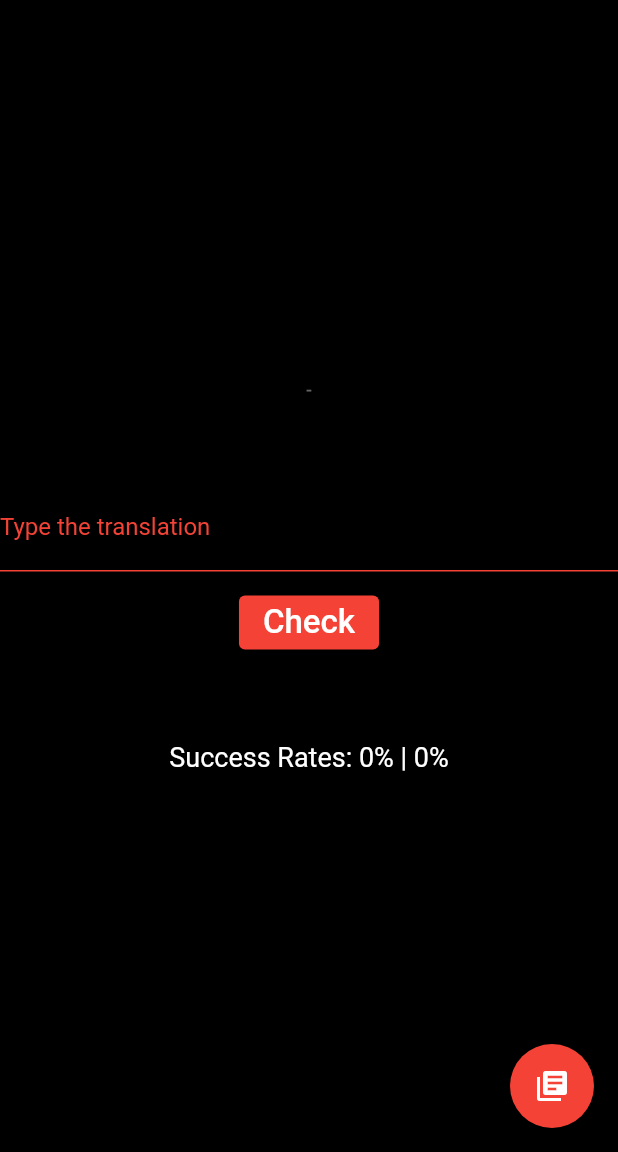
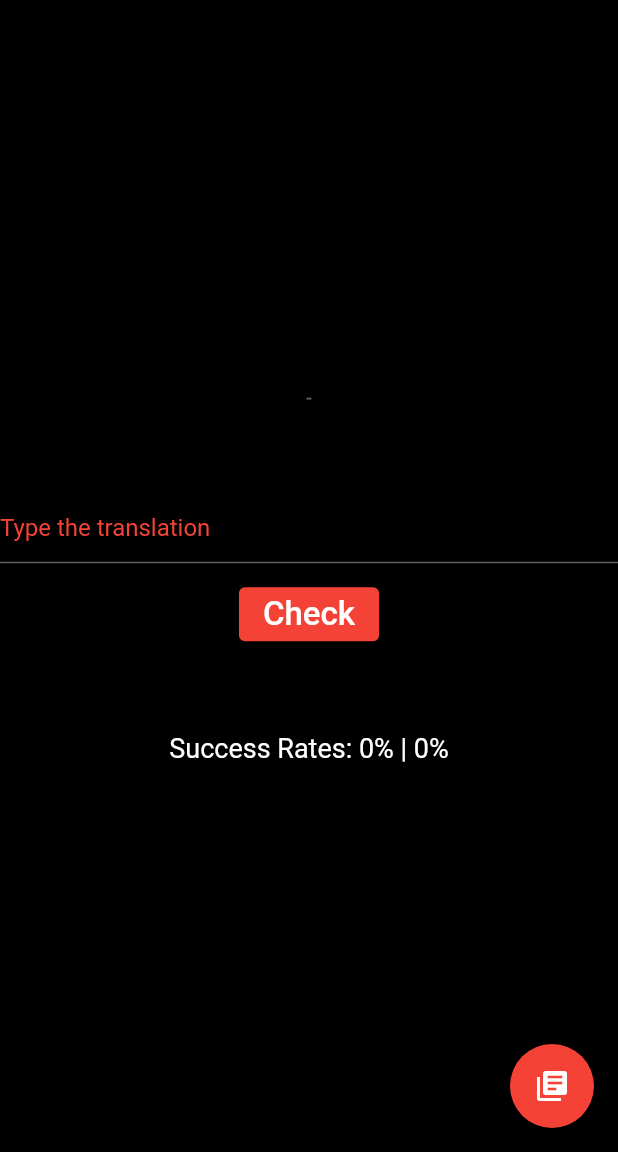
Before and after one commit to psimatis/CanCanto, a Flutter app: the screen it shows after launch, after a tap on the "arrow back" icon, on a phone screen of 412 x 824 dp, the part 84-1236 px from its top. Run offline on Flutter 3.47's test engine with Material 2 defaults, Android fonts, the phone set to English and light mode, and no system bars; our stand-ins replace gradient_widgets, percent_indicator, sqflite; accounts and stored records are empty.

Commit message:
various small refactoring and beautification tasks

```diff
--- a/lib/Components/phrase_card.dart
+++ b/lib/Components/phrase_card.dart
@@ -50,15 +50,11 @@ class PhraseCardWidget extends StatelessWidget {
   }
 
   double getMinHeight(int index) {
-    switch (index % 4) {
+    switch (index % 2) {
       case 0:
         return 100;
       case 1:
         return 150;
-      case 2:
-        return 150;
-      case 3:
-        return 100;
       default:
         return 100;
     }
--- a/lib/Database/phrases_database.dart
+++ b/lib/Database/phrases_database.dart
@@ -70,7 +70,9 @@ CREATE TABLE $tablePhrases (
 
   Future<Phrase> getRandomPhrase() async {
     final Database db = await database;
-    final count = Sqflite.firstIntValue(await db.rawQuery('SELECT COUNT(*) FROM $tablePhrases')) ?? 0;
+    final count = Sqflite.firstIntValue(
+            await db.rawQuery('SELECT COUNT(*) FROM $tablePhrases')) ??
+        0;
 
     final randomOffset = Random().nextInt(count);
 
--- a/lib/Screens/add_edit_phrase_screen.dart
+++ b/lib/Screens/add_edit_phrase_screen.dart
@@ -48,7 +48,6 @@ class _AddEditPhrasePageState extends State<AddEditPhrasePage> {
                 setState(() => this.cantonese = cantonese),
             onChangedEnglish: (english) =>
                 setState(() => this.english = english),
-            // Todo: maybe add similar for counts
           ),
         ),
       );
@@ -61,7 +60,7 @@ class _AddEditPhrasePageState extends State<AddEditPhrasePage> {
       child: ElevatedButton(
         style: ElevatedButton.styleFrom(
           foregroundColor: Colors.white,
-          backgroundColor: isFormValid ? null : Colors.red,
+          backgroundColor: Colors.red,
         ),
         onPressed: addOrUpdateNote,
         child: const Text('Save'),
--- a/lib/Screens/phrase_detail_screen.dart
+++ b/lib/Screens/phrase_detail_screen.dart
@@ -71,11 +71,7 @@ class _PhraseDetailPageState extends State<PhraseDetailPage> {
                       backgroundColor: Colors.transparent,
                       animation: true,
                       linearGradient: Gradients.hotLinear,
-                      footer: Text(
-                        'Success Rate',
-                        style: const TextStyle(
-                            color: Colors.white70, fontSize: 18),
-                      ),
+                      footer: InfoText(text: 'Success Rate'),
                     )
                   ],
                 ),
--- a/lib/Screens/vocabulary_screen.dart
+++ b/lib/Screens/vocabulary_screen.dart
@@ -64,23 +64,32 @@ class _VocabularyScreenState extends State<VocabularyScreen> {
       appBar: AppBar(
         title: const Text('Vocabulary'),
         leading: IconButton(
-            icon: Icon(Icons.arrow_back),
+          icon: const Icon(Icons.arrow_back),
           onPressed: () {
             Navigator.pushNamed(context, QuizScreen.id);
           },
-          )),
+        ),
+      ),
       body: ListView(
         children: <Widget>[
           buildPhrases(),
         ],
       ),
       floatingActionButton: FloatingActionButton(
-          child: Icon(Icons.add),
+        backgroundColor: Colors.red,
         onPressed: () async {
-            await Navigator.of(context).push(MaterialPageRoute(
-                builder: (context) => const AddEditPhrasePage()));
+          await Navigator.of(context).push(
+            MaterialPageRoute(
+              builder: (context) => const AddEditPhrasePage(),
+            ),
+          );
           refreshPhrases();
-          }),
+        },
+        child: const Icon(
+          Icons.add,
+          color: Colors.white,
+        ),
+      ),
     );
   }
 }
--- a/lib/constants.dart
+++ b/lib/constants.dart
@@ -3,13 +3,10 @@ import 'package:flutter/material.dart';
 const bool canToEng = true;
 
 const inputTextStyle = InputDecoration(
-  labelText: 'Type the translation',
-  labelStyle: TextStyle(color: Colors.red), // Change label color to red
-  enabledBorder: UnderlineInputBorder(
-    borderSide: BorderSide(color: Colors.red), // Set the underline color to red
-  ),
-  focusedBorder: UnderlineInputBorder(
-    borderSide: BorderSide(color: Colors.red), // Set the focused underline color to red
+  hintText: 'Type the translation',
+  hintStyle: TextStyle(color: Colors.red),
+  focusedBorder: OutlineInputBorder(
+    borderSide: BorderSide(color: Colors.red, width: 2),
   ),
 );
 
@@ -23,9 +20,9 @@ class InfoText extends StatelessWidget {
 
   @override
   Widget build(BuildContext context) {
-    return Text(text,
-      style:
-      const TextStyle(color: Colors.white70, fontSize: 18),
+    return Text(
+      text,
+      style: const TextStyle(color: Colors.white70, fontSize: 18),
     );
   }
 }
@@ -33,7 +30,7 @@ class InfoText extends StatelessWidget {
 class FieldDivider extends StatelessWidget {
   @override
   Widget build(BuildContext context) {
-    return Divider(
+    return const Divider(
       color: Colors.white70,
       thickness: 1,
     );
```
Also changed, not shown: lib/Database/phrase.dart (+7 -1 lines), lib/Screens/quiz_screen.dart (+3 -14 lines), 1 other file. Lines whose indentation alone changed are shown as unchanged.
